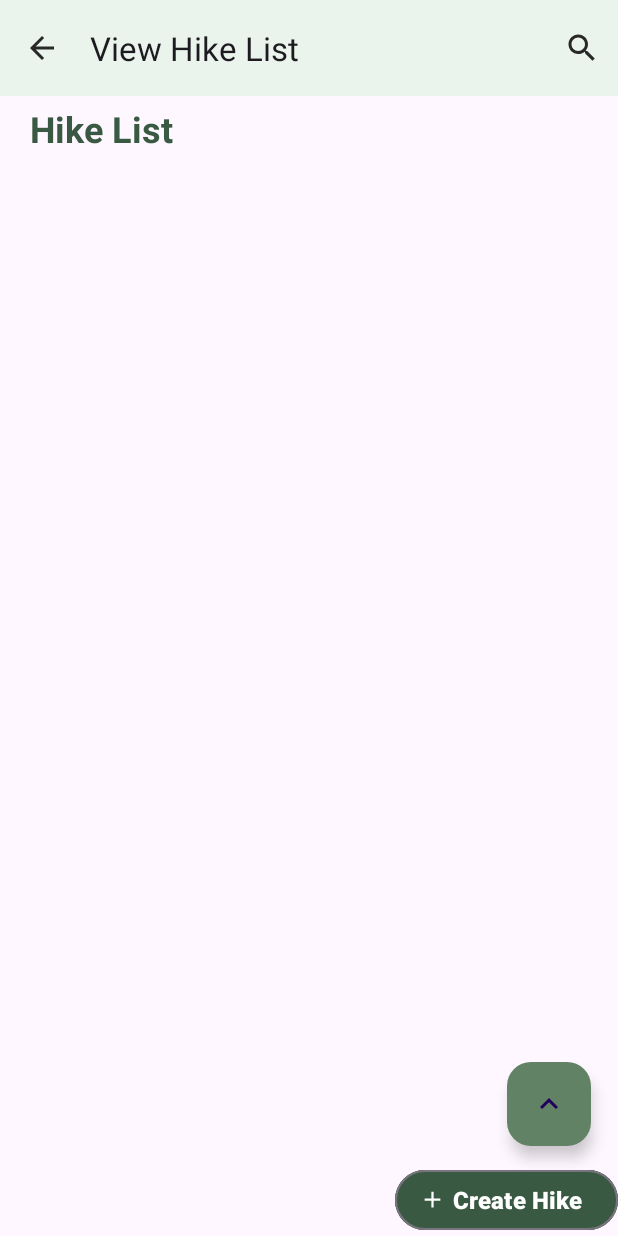
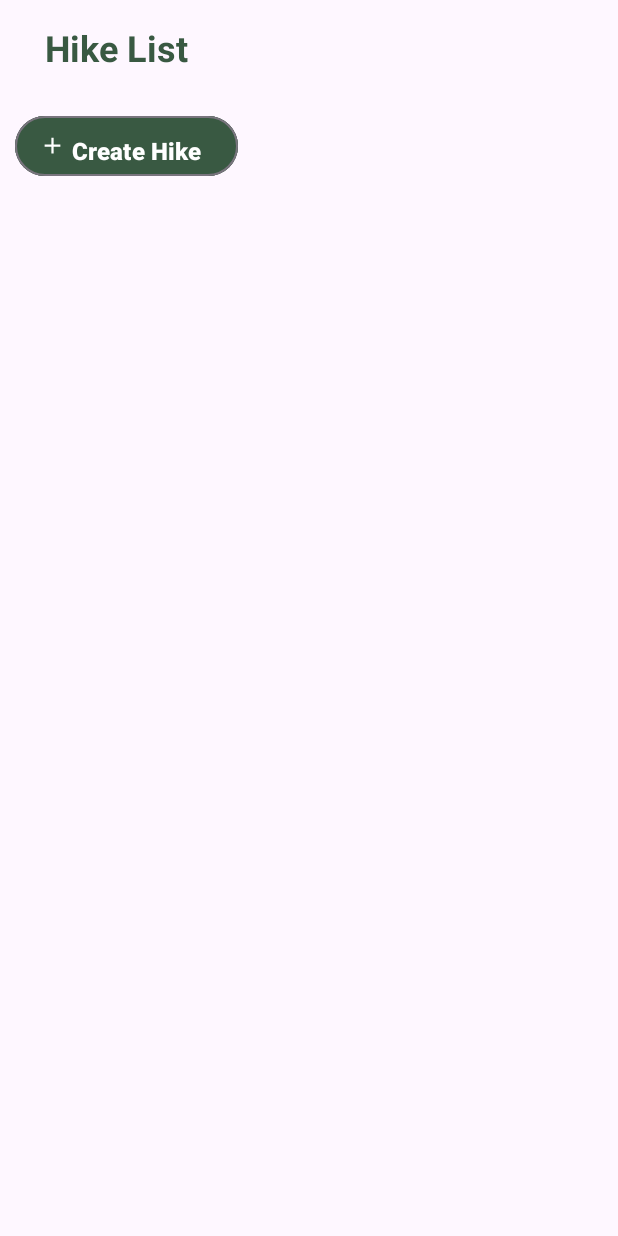
Before and after one commit to Hunter1725/HikeMate, an Android app: the layout hike_list.xml on its own in the app's theme, with its tools: preview values and no code run, on a phone screen of 412 x 824 dp. Run offline under Robolectric (Android 15) with nearby library versions, the phone set to English and light mode, and no system bars.

Commit message:
create view observation, update view empty list

```diff
--- a/app/src/main/java/com/example/hikemate/MainActivity.java
+++ b/app/src/main/java/com/example/hikemate/MainActivity.java
@@ -25,6 +25,7 @@ import android.widget.Button;
 
 import com.example.hikemate.ChatBot.ChatActivity;
 import com.example.hikemate.Database.HikeDatabase;
+import com.example.hikemate.Hike.HikeList;
 import com.example.hikemate.Maps.MapsActivity;
 import com.example.hikemate.WeatherForecast.WeatherActivity;
 import com.example.hikemate.Hike.HikeActivity;
@@ -98,7 +99,7 @@ public class MainActivity extends AppCompatActivity {
                 if (itemId == R.id.homeBottom) {
                     replaceFragment(new MainFragment());
                 } else if(itemId == R.id.hikeBottom) {
-                    startActivity(new Intent(MainActivity.this, HikeActivity.class));
+                    replaceFragment(new HikeList());
                 }else if (itemId == R.id.chat) {
                     startActivity(new Intent(MainActivity.this, ChatActivity.class));
                 }else if (itemId == R.id.knowledge) {
--- a/app/src/main/res/layout/activity_main.xml
+++ b/app/src/main/res/layout/activity_main.xml
@@ -52,7 +52,7 @@
 
                 <LinearLayout
                     android:layout_width="match_parent"
-                    android:layout_height="wrap_content"
+                    android:layout_height="match_parent"
                     android:orientation="vertical">
 
                     <FrameLayout
--- a/app/src/main/res/layout/hike_list.xml
+++ b/app/src/main/res/layout/hike_list.xml
@@ -1,47 +1,15 @@
 <?xml version="1.0" encoding="utf-8"?>
-<androidx.constraintlayout.widget.ConstraintLayout xmlns:android="http://schemas.android.com/apk/res/android"
+
+
+<LinearLayout xmlns:android="http://schemas.android.com/apk/res/android"
     xmlns:app="http://schemas.android.com/apk/res-auto"
-    xmlns:tools="http://schemas.android.com/tools"
-    android:layout_width="match_parent"
-    android:layout_height="match_parent">
-
-    <androidx.coordinatorlayout.widget.CoordinatorLayout
     android:layout_width="match_parent"
     android:layout_height="match_parent"
-        android:layout_alignParentTop="true">
+    android:layout_marginBottom="35dp"
+    app:layout_behavior="@string/appbar_scrolling_view_behavior"
+    android:orientation="vertical"
+    android:layout_margin="10dp">
 
-        <com.google.android.material.appbar.AppBarLayout
-            android:id="@+id/appBarLayout"
-            android:layout_width="match_parent"
-            android:layout_height="wrap_content"
-            android:background="@color/primary"
-            android:fitsSystemWindows="true"
-            app:liftOnScroll="true">
-
-            <com.google.android.material.appbar.MaterialToolbar
-                android:id="@+id/toolbarDetail"
-                android:layout_width="match_parent"
-                android:layout_height="wrap_content"
-                android:background="@color/primary"
-                app:menu="@menu/menu_toolbar"
-                app:navigationIcon="@drawable/ic_back"
-                app:title="@string/view_hike_list"
-                android:elevation="8dp"
-                app:layout_scrollFlags="scroll|enterAlways|snap"
-                android:fitsSystemWindows="true"/>
-
-        </com.google.android.material.appbar.AppBarLayout>
-
-        <androidx.core.widget.NestedScrollView
-            android:id="@+id/nestedScrollView"
-            android:layout_width="match_parent"
-            android:layout_height="match_parent"
-            app:layout_behavior="@string/appbar_scrolling_view_behavior"
-            android:layout_marginBottom="35dp">
-
-            <RelativeLayout
-                android:layout_width="match_parent"
-                android:layout_height="match_parent">
 
     <TextView
         android:id="@+id/txtDetail"
@@ -71,7 +39,7 @@
         android:layout_below="@+id/txtDetail"
         android:layout_centerInParent="true"
         android:layout_marginTop="10dp"
-                    android:text="There is no information about anyone!"
+        android:text="@string/no_hikes_have_been_added_yet"
         android:textSize="18sp"
         android:textStyle="italic"
         android:visibility="gone"/>
@@ -80,44 +48,23 @@
         android:id="@+id/imageEmpty"
         android:layout_width="match_parent"
         android:layout_height="350dp"
+        android:src="@drawable/img_empty"
         android:layout_below="@+id/txtEmpty"
         android:visibility="gone"/>
-
-            </RelativeLayout>
-
-        </androidx.core.widget.NestedScrollView>
-
-        <com.google.android.material.floatingactionbutton.FloatingActionButton
-            android:id="@+id/fabScrollToTop"
-            android:layout_width="wrap_content"
-            android:layout_height="wrap_content"
-            android:layout_gravity="bottom|end"
-            android:layout_marginTop="18dp"
-            android:layout_marginEnd="18dp"
-            android:layout_marginStart="18dp"
-            android:layout_marginBottom="60dp"
-            android:src="@drawable/ic_up"
-            app:backgroundTint="@color/green4"
-            app:elevation="6dp"
-            android:contentDescription="FAB up"
-            app:layout_constraintStart_toStartOf="parent"
-            app:layout_constraintTop_toBottomOf="parent"/>
 
     <Button
         android:id="@+id/btnCreateHike"
         style="@style/Widget.Material3.Button.OutlinedButton.Icon"
-            android:backgroundTint="@color/green6"
         android:layout_width="wrap_content"
         android:layout_height="wrap_content"
-            android:layout_gravity="bottom|end"
+        android:gravity="bottom"
+        android:layout_gravity="bottom"
+        android:backgroundTint="@color/green6"
         android:text="@string/create_hike"
-            app:icon="@drawable/ic_create"
-            app:iconTint="@color/white"
         android:textColor="@color/white"
         android:textSize="16sp"
         android:textStyle="bold"
-            app:layout_constraintStart_toStartOf="parent"
-            app:layout_constraintTop_toBottomOf="parent"/>
+        app:icon="@drawable/ic_create"
+        app:iconTint="@color/white" />
 
-    </androidx.coordinatorlayout.widget.CoordinatorLayout>
-</androidx.constraintlayout.widget.ConstraintLayout>
+</LinearLayout>
--- a/app/src/main/res/values/strings.xml
+++ b/app/src/main/res/values/strings.xml
@@ -56,4 +56,5 @@
     <string name="animals_list">Animals List</string>
     <string name="plants_list">Plants List</string>
     <string name="survival_skill_list">Survival skill List</string>
+    <string name="no_hikes_have_been_added_yet">No hikes have been added yet!</string>
 </resources>
```
Also changed, not shown: app/src/main/java/com/example/hikemate/Hike/HikeActivity.java (+2 -12 lines), app/src/main/java/com/example/hikemate/Hike/HikeList.java (+42 -95 lines), app/src/main/res/layout/activity_hike_detail.xml (deleted, +0 -443 lines), app/src/main/res/layout/update_hike.xml (+15 -1 lines), app/src/main/res/drawable/img_empty.png (added), 2 other files. Lines whose indentation alone changed are shown as unchanged.
